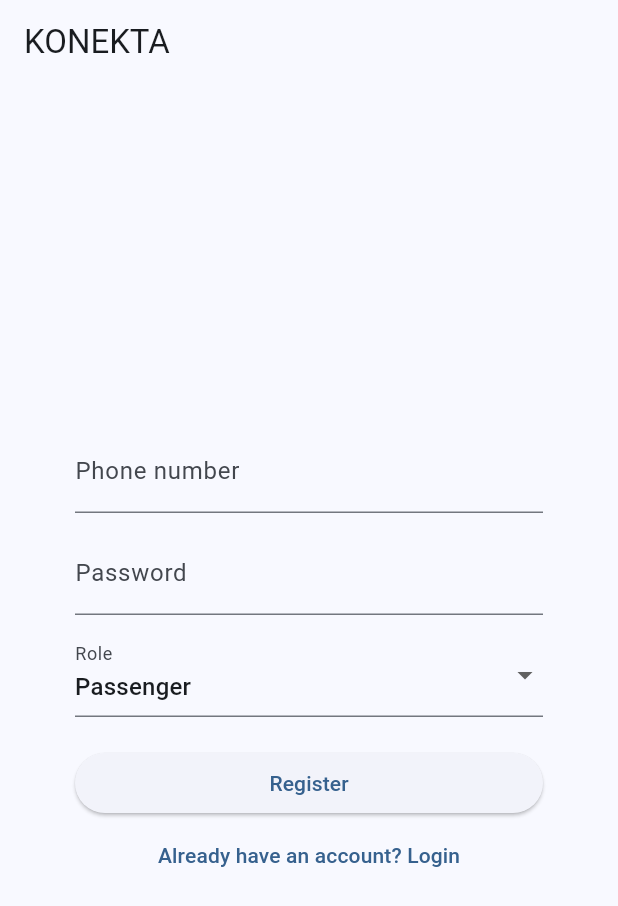
After one commit to naylzhra/konekta, a Flutter app: the LoginScreen screen opened directly, after a tap on "Login", after a tap on "Don't have an account? Register", on a phone screen of 412 x 824 dp. The commit adds this screen. Shown: the top 906 px of the screen. Run offline on Flutter 3.47's test engine with Material 3 defaults, Android fonts, the phone set to English and light mode, and no system bars; network calls fail.

Commit message:
feat: add government role and page mapping

```diff
--- a/apps/mobile/lib/core/api/api_client.dart
+++ b/apps/mobile/lib/core/api/api_client.dart
@@ -2,11 +2,30 @@ import 'dart:convert';
 
 import 'package:http/http.dart' as http;
 
-/// Minimal API client stub pointed at the gateway service.
-///
-/// TODO: move base URL to build-time config / flavors once staging and
-/// production gateways exist. 10.0.2.2 is the Android emulator's alias
-/// for the host machine's localhost.
+class AuthResult {
+  AuthResult({required this.token, required this.role});
+
+  factory AuthResult.fromJson(Map<String, dynamic> json) => AuthResult(
+        token: json['token'] as String,
+        role: json['role'] as String,
+      );
+
+  final String token;
+  final String role;
+}
+
+
+class AuthException implements Exception {
+  AuthException(this.message);
+
+  final String message;
+
+  @override
+  String toString() => message;
+}
+
+
+/// TODO: move base URL to build-time config
 class ApiClient {
   ApiClient({this.baseUrl = 'http://10.0.2.2:8000'});
 
@@ -19,4 +38,46 @@ class ApiClient {
     }
     return jsonDecode(response.body) as Map<String, dynamic>;
   }
+
+
+  /// TODO: different form data specific to the roles
+  Future<AuthResult> register({
+    required String phoneNumber,
+    required String password,
+    required String role,
+  }) async {
+    final response = await http.post(
+      Uri.parse('$baseUrl/auth/register'),
+      headers: {'Content-Type': 'application/json'},
+      body: jsonEncode({
+        'phone_number': phoneNumber,
+        'password': password,
+        'role': role,
+      }),
+    );
+    return _parseAuthResponse(response);
+  }
+
+  Future<AuthResult> login({
+    required String phoneNumber,
+    required String password,
+  }) async {
+    final response = await http.post(
+      Uri.parse('$baseUrl/auth/login'),
+      headers: {'Content-Type': 'application/json'},
+      body: jsonEncode({
+        'phone_number': phoneNumber,
+        'password': password,
+      }),
+    );
+    return _parseAuthResponse(response);
+  }
+
+  AuthResult _parseAuthResponse(http.Response response) {
+    final body = jsonDecode(response.body) as Map<String, dynamic>;
+    if (response.statusCode >= 400) {
+      throw AuthException(body['detail']?.toString() ?? 'Request failed (${response.statusCode})');
+    }
+    return AuthResult.fromJson(body);
+  }
 }
--- /dev/null
+++ b/apps/mobile/lib/features/auth/login_screen.dart
@@ -0,0 +1,178 @@
+import 'package:flutter/material.dart';
+
+import '../../core/api/api_client.dart';
+import '../driver/driver_home.dart';
+import '../government/government_home.dart';
+import '../passenger/passenger_home.dart';
+
+
+class LoginScreen extends StatefulWidget {
+  const LoginScreen({super.key, required this.apiClient});
+
+  final ApiClient apiClient;
+
+  @override
+  State<LoginScreen> createState() => _LoginScreenState();
+}
+
+class _LoginScreenState extends State<LoginScreen> {
+  final _phoneController = TextEditingController();
+  final _passwordController = TextEditingController();
+
+  bool _isRegisterMode = false;
+  String _registerRole = 'passenger';
+  bool _isSubmitting = false;
+  String? _errorMessage;
+
+  @override
+  void dispose() {
+    _phoneController.dispose();
+    _passwordController.dispose();
+    super.dispose();
+  }
+
+  Future<void> _submit() async {
+    setState(() {
+      _isSubmitting = true;
+      _errorMessage = null;
+    });
+
+    try {
+      final result = _isRegisterMode
+          ? await widget.apiClient.register(
+              phoneNumber: _phoneController.text.trim(),
+              password: _passwordController.text,
+              role: _registerRole,
+            )
+          : await widget.apiClient.login(
+              phoneNumber: _phoneController.text.trim(),
+              password: _passwordController.text,
+            );
+
+      if (!mounted) return;
+      _routeByRole(result);
+    } on AuthException catch (e) {
+      setState(() => _errorMessage = e.message);
+    } catch (e) {
+      setState(() => _errorMessage = 'Could not reach gateway: $e');
+    } finally {
+      if (mounted) setState(() => _isSubmitting = false);
+    }
+  }
+
+  // page mapping by role
+  void _routeByRole(AuthResult result) {
+    switch (result.role) {
+      case 'passenger':
+        Navigator.of(context).pushReplacement(
+          MaterialPageRoute(
+            builder: (_) => PassengerHome(token: result.token),
+          ),
+        );
+        return;
+      case 'driver':
+        Navigator.of(context).pushReplacement(
+          MaterialPageRoute(
+            builder: (_) => DriverHome(token: result.token),
+          ),
+        );
+        return;
+      case 'government':
+        Navigator.of(context).pushReplacement(
+          MaterialPageRoute(
+            builder: (_) => GovernmentHome(token: result.token),
+          ),
+        );
+        return;
+      default:
+        _showUnsupportedRoleDialog(
+          'Role "${result.role}" is not supported in the mobile app.',
+        );
+    }
+  }
+
+  void _showUnsupportedRoleDialog(String message) {
+    showDialog<void>(
+      context: context,
+      builder: (context) => AlertDialog(
+        title: const Text('Wrong app for this account'),
+        content: Text(message),
+        actions: [
+          TextButton(
+            onPressed: () => Navigator.of(context).pop(),
+            child: const Text('OK'),
+          ),
+        ],
+      ),
+    );
+  }
+
+  @override
+  Widget build(BuildContext context) {
+    return Scaffold(
+      appBar: AppBar(title: const Text('KONEKTA')),
+      body: Center(
+        child: ConstrainedBox(
+          constraints: const BoxConstraints(maxWidth: 360),
+          child: Padding(
+            padding: const EdgeInsets.all(24),
+            child: Column(
+              mainAxisSize: MainAxisSize.min,
+              crossAxisAlignment: CrossAxisAlignment.stretch,
+              children: [
+                TextField(
+                  controller: _phoneController,
+                  keyboardType: TextInputType.phone,
+                  decoration: const InputDecoration(labelText: 'Phone number'),
+                ),
+                const SizedBox(height: 12),
+                TextField(
+                  controller: _passwordController,
+                  obscureText: true,
+                  decoration: const InputDecoration(labelText: 'Password'),
+                ),
+                if (_isRegisterMode) ...[
+                  const SizedBox(height: 12),
+                  DropdownButtonFormField<String>(
+                    initialValue: _registerRole,
+                    decoration: const InputDecoration(labelText: 'Role'),
+                    items: const [
+                      DropdownMenuItem(value: 'passenger', child: Text('Passenger')),
+                      DropdownMenuItem(value: 'driver', child: Text('Driver')),
+                      DropdownMenuItem(value: 'government', child: Text('Government')),
+                    ],
+                    onChanged: (value) {
+                      if (value != null) setState(() => _registerRole = value);
+                    },
+                  ),
+                ],
+                if (_errorMessage != null) ...[
+                  const SizedBox(height: 12),
+                  Text(_errorMessage!, style: const TextStyle(color: Colors.red)),
+                ],
+                const SizedBox(height: 20),
+                ElevatedButton(
+                  onPressed: _isSubmitting ? null : _submit,
+                  child: Text(_isSubmitting
+                      ? 'Please wait...'
+                      : (_isRegisterMode ? 'Register' : 'Login')),
+                ),
+                TextButton(
+                  onPressed: _isSubmitting
+                      ? null
+                      : () => setState(() {
+                            _isRegisterMode = !_isRegisterMode;
+                            _errorMessage = null;
+                          }),
+                  child: Text(_isRegisterMode
+                      ? 'Already have an account? Login'
+                      : "Don't have an account? Register"),
+                ),
+              ],
+            ),
+          ),
+        ),
+      ),
+    );
+  }
+}
--- a/apps/mobile/lib/features/driver/driver_home.dart
+++ b/apps/mobile/lib/features/driver/driver_home.dart
@@ -5,7 +5,9 @@ import '../../core/api/api_client.dart';
 // TODO: replace with real driver flow (accept assignment, navigate to
 // virtual stop, mark passengers picked up) once those APIs exist.
 class DriverHome extends StatefulWidget {
-  const DriverHome({super.key});
+  const DriverHome({super.key, required this.token});
+
+  final String token;
 
   @override
   State<DriverHome> createState() => _DriverHomeState();
--- a/apps/mobile/lib/features/passenger/passenger_home.dart
+++ b/apps/mobile/lib/features/passenger/passenger_home.dart
@@ -2,10 +2,10 @@ import 'package:flutter/material.dart';
 
 import '../../core/api/api_client.dart';
 
-// TODO: replace with real passenger flow (request ride, view virtual stop,
-// track assigned feeder) once those APIs exist.
 class PassengerHome extends StatefulWidget {
-  const PassengerHome({super.key});
+  const PassengerHome({super.key, required this.token});
+
+  final String token;
 
   @override
   State<PassengerHome> createState() => _PassengerHomeState();
```
Also changed, not shown: apps/mobile/lib/features/government/government_home.dart (added, +125 -0 lines), apps/mobile/lib/main.dart (+3 -35 lines), 2 other files.
